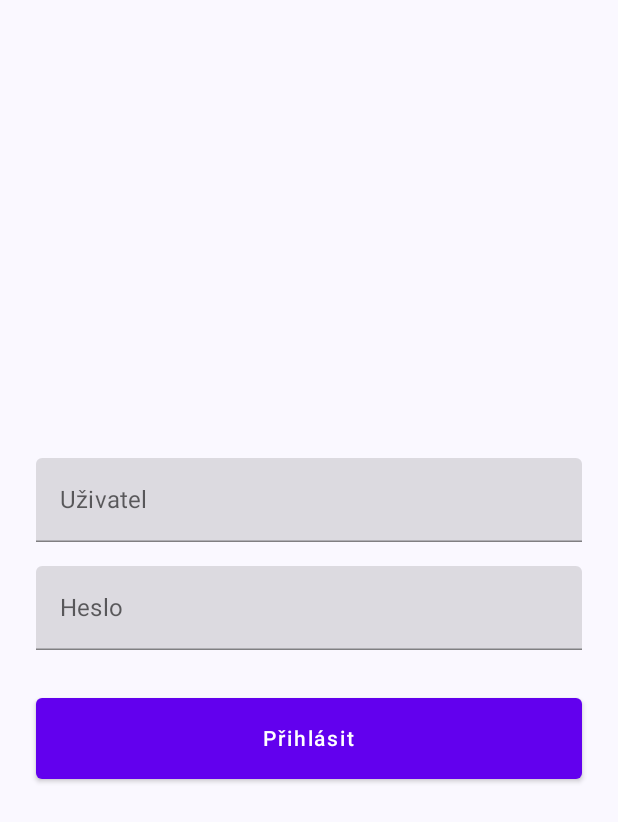
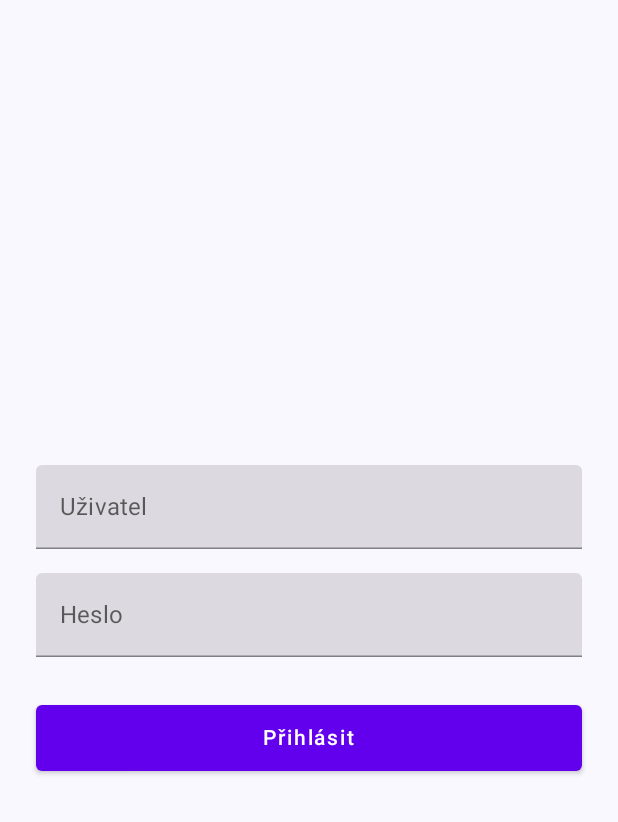
Before and after one commit to mvanco/Attendance, an Android app built with Jetpack Compose: the screen it shows after launch (MainActivity), on a phone screen of 412 x 824 dp. Shown: the top 822 px of the screen. Run offline under Robolectric (Android 15) with nearby library versions, the phone set to English and light mode, and no system bars; our stand-ins replace Dagger/Hilt's generated code, livedata-compose.

Commit message:
Make UI readable

```diff
--- a/app/src/main/java/eu/matoosh/attendance/compose/LoginForm.kt
+++ b/app/src/main/java/eu/matoosh/attendance/compose/LoginForm.kt
@@ -55,7 +55,7 @@ fun LoginForm(loginViewModel: LoginViewModel) {
             onClick = { loginViewModel.login(username, password) },
             modifier = Modifier
                 .fillMaxWidth()
-                .height(70.dp)
+                .height(60.dp)
                 .padding(8.dp)
         ) {
             Text(text = "Přihlásit")
--- a/app/src/main/java/eu/matoosh/attendance/compose/LoginScreen.kt
+++ b/app/src/main/java/eu/matoosh/attendance/compose/LoginScreen.kt
@@ -18,10 +18,10 @@ fun LoginScreen(
 
     when (loginUiState.value) {
         is LoginUiState.Error -> {
-            Text("Failure in LoginScreen")
+            Message("Nastala chyba při přihlašování. :(")
         }
         is LoginUiState.Finished -> {
-            Text("LoginScreen has finished")
+            Message("Admin je úspěšně přihlášen.")
         }
         is LoginUiState.Idle -> {
             LoginForm(loginViewModel)
--- a/app/src/main/java/eu/matoosh/attendance/compose/SheetForm.kt
+++ b/app/src/main/java/eu/matoosh/attendance/compose/SheetForm.kt
@@ -5,7 +5,6 @@ import androidx.compose.foundation.lazy.grid.GridCells
 import androidx.compose.foundation.lazy.grid.LazyVerticalGrid
 import androidx.compose.foundation.lazy.grid.items
 import androidx.compose.runtime.Composable
-import androidx.compose.runtime.livedata.observeAsState
 import androidx.compose.ui.Modifier
 import androidx.compose.ui.platform.testTag
 import androidx.compose.ui.res.dimensionResource
--- a/app/src/main/java/eu/matoosh/attendance/viewmodels/BookViewModel.kt
+++ b/app/src/main/java/eu/matoosh/attendance/viewmodels/BookViewModel.kt
@@ -93,7 +93,7 @@ class BookViewModel @Inject constructor(
                 when (val response = repo.check(token!!, selectedUser!!)) {
                     is RepoCheckResponse.Success -> {
                         val newBookUiState = async(Dispatchers.Default) { loadUsersInternal() }
-                        val delayJob = launch(Dispatchers.Default) { delay(3000) }
+                        val delayJob = launch(Dispatchers.Default) { delay(1500) }
                         delayJob.join()
                         _bookUiState.value = newBookUiState.await()
                     }
```
Also changed, not shown: app/src/main/java/eu/matoosh/attendance/compose/UserForCheckin.kt (+8 -0 lines).
